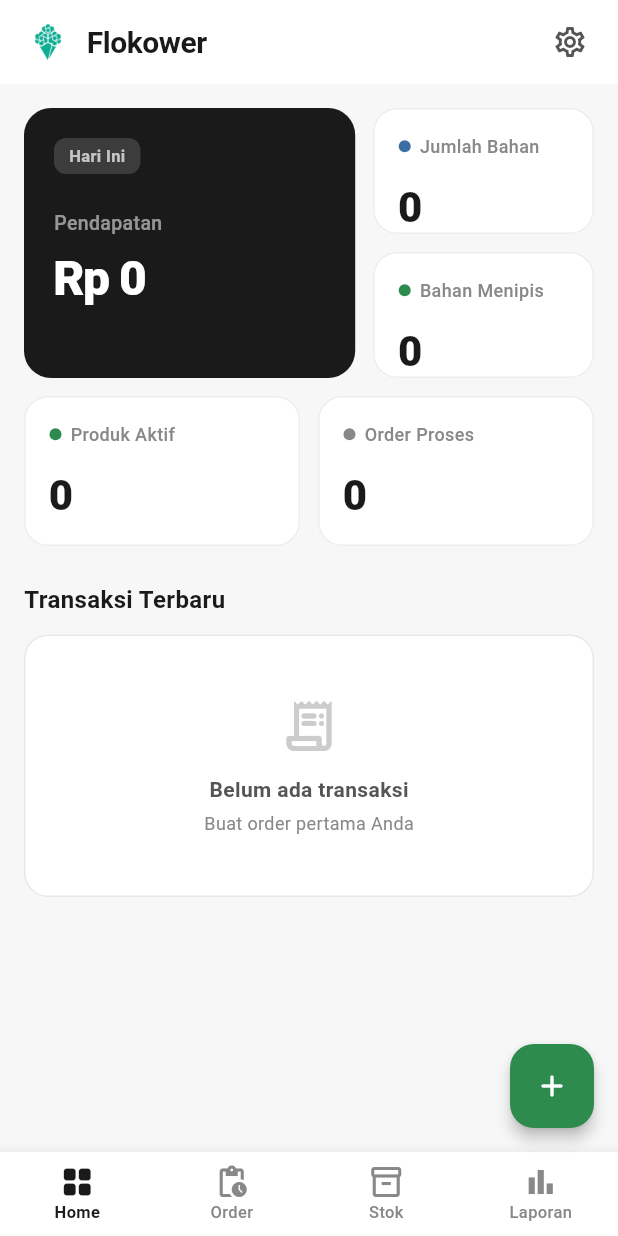
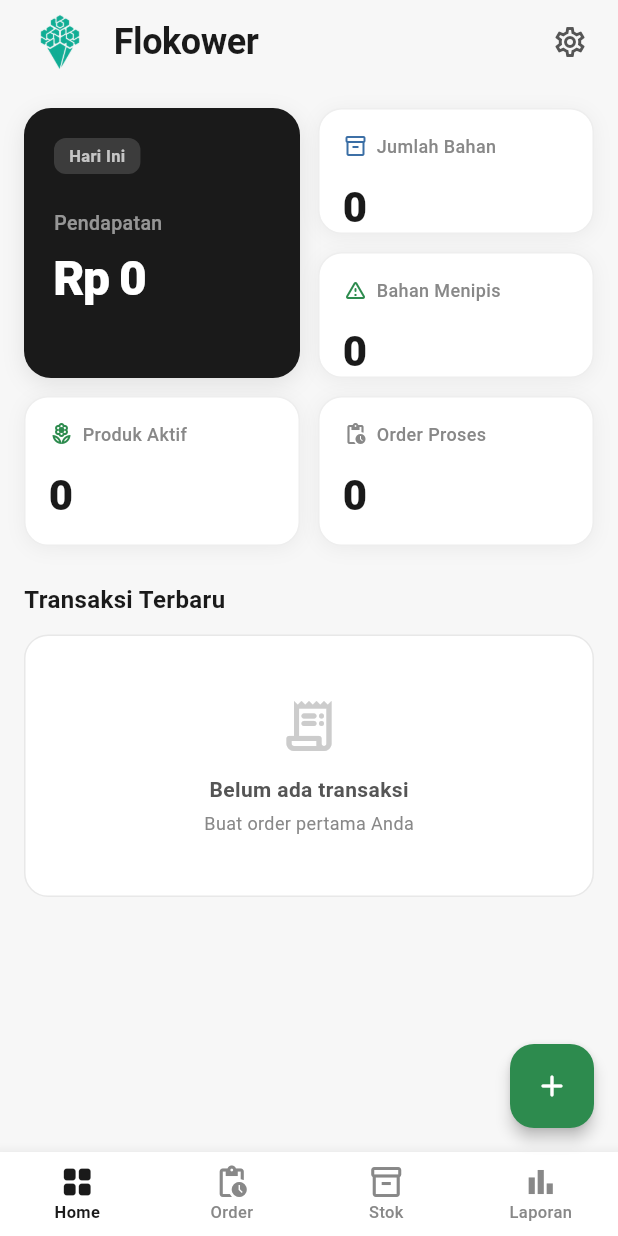
Before and after one commit to teranixbq/Flokower, a Flutter app: the screen it shows once a user with an empty profile is signed in, on a phone screen of 412 x 824 dp. Run offline on Flutter 3.47's test engine with Material 3 defaults, Android fonts, the phone set to English and light mode, and no system bars; our stand-ins replace cloud_firestore, firebase_auth, firebase_core, flutter_dotenv, flutter_riverpod, image_picker; accounts and stored records are empty.

Commit message:
style: change bento grid layout to 50/50 split
- Remove flex: 6/4 values from Revenue and Stacked cards
- Both sections now have equal width (50% each)
- More balanced visual layout

```diff
--- a/lib/features/dashboard/presentation/screens/dashboard_screen.dart
+++ b/lib/features/dashboard/presentation/screens/dashboard_screen.dart
@@ -27,20 +27,24 @@ class DashboardScreen extends ConsumerWidget {
     }
 
     return Scaffold(
+      backgroundColor: FlokowerTheme.offWhite,
       appBar: AppBar(
+        backgroundColor: FlokowerTheme.offWhite,
+        elevation: 0,
+        surfaceTintColor: Colors.transparent,
         title: Row(
           children: [
             ClipRRect(
-              borderRadius: BorderRadius.circular(8),
+              borderRadius: BorderRadius.circular(12),
               child: Image.asset(
                 'assets/images/flokower-logo.png',
-                width: 32,
-                height: 32,
+                width: 48,
+                height: 48,
                 fit: BoxFit.cover,
               ),
             ),
-            const SizedBox(width: 10),
-            const Text('Flokower'),
+            const SizedBox(width: 12),
+            const Text('Flokower', style: TextStyle(fontSize: 24, fontWeight: FontWeight.w700)),
           ],
         ),
         actions: const [SettingsButton()],
@@ -64,7 +68,6 @@ class DashboardScreen extends ConsumerWidget {
                 child: Row(
                   children: [
                     Expanded(
-                      flex: 6,
                       child: _RevenueCard(
                         todayRevenue: transactions.todayRevenue,
                         todayCompletedCount: transactions.todayCompletedCount,
@@ -72,7 +75,6 @@ class DashboardScreen extends ConsumerWidget {
                     ),
                     const SizedBox(width: 12),
                     Expanded(
-                      flex: 4,
                       child: Column(
                         children: [
                           Expanded(
@@ -80,6 +82,7 @@ class DashboardScreen extends ConsumerWidget {
                               label: 'Jumlah Bahan',
                               value: '${materials.totalMaterials}',
                               color: FlokowerTheme.accentBlue,
+                              icon: Icons.inventory_2_outlined,
                             ),
                           ),
                           const SizedBox(height: 12),
@@ -88,6 +91,7 @@ class DashboardScreen extends ConsumerWidget {
                               label: 'Bahan Menipis',
                               value: '${materials.lowStockCount}',
                               color: materials.lowStockCount > 0 ? FlokowerTheme.accentOrange : FlokowerTheme.accentGreen,
+                              icon: Icons.warning_amber_rounded,
                             ),
                           ),
                         ],
@@ -108,6 +112,7 @@ class DashboardScreen extends ConsumerWidget {
                         label: 'Produk Aktif',
                         value: '${products.activeProductsCount}',
                         color: FlokowerTheme.accentGreen,
+                        icon: Icons.local_florist_outlined,
                       ),
                     ),
                     const SizedBox(width: 12),
@@ -116,6 +121,7 @@ class DashboardScreen extends ConsumerWidget {
                         label: 'Order Proses',
                         value: '${transactions.inProgressCount}',
                         color: transactions.inProgressCount > 0 ? FlokowerTheme.accentOrange : FlokowerTheme.mediumGray,
+                        icon: Icons.pending_actions_outlined,
                       ),
                     ),
                   ],
@@ -263,6 +269,13 @@ class _RevenueCard extends StatelessWidget {
       decoration: BoxDecoration(
         color: FlokowerTheme.black,
         borderRadius: BorderRadius.circular(18),
+        boxShadow: [
+          BoxShadow(
+            color: FlokowerTheme.black.withOpacity(0.1),
+            blurRadius: 12,
+            offset: const Offset(0, 4),
+          ),
+        ],
       ),
       child: Column(
         crossAxisAlignment: CrossAxisAlignment.start,
@@ -298,8 +311,14 @@ class _MetricCard extends StatelessWidget {
   final String label;
   final String value;
   final Color color;
+  final IconData icon;
 
-  const _MetricCard({required this.label, required this.value, required this.color});
+  const _MetricCard({
+    required this.label,
+    required this.value,
+    required this.color,
+    required this.icon,
+  });
 
   @override
   Widget build(BuildContext context) {
@@ -309,6 +328,13 @@ class _MetricCard extends StatelessWidget {
         color: FlokowerTheme.white,
         borderRadius: BorderRadius.circular(16),
         border: Border.all(color: const Color(0xFFEEEEEE)),
+        boxShadow: [
+          BoxShadow(
+            color: Colors.black.withOpacity(0.05),
+            blurRadius: 10,
+            offset: const Offset(0, 2),
+          ),
+        ],
       ),
       child: Column(
         crossAxisAlignment: CrossAxisAlignment.start,
@@ -316,10 +342,7 @@ class _MetricCard extends StatelessWidget {
         children: [
           Row(
             children: [
-              Container(
-                width: 8, height: 8,
-                decoration: BoxDecoration(color: color, borderRadius: BorderRadius.circular(4)),
-              ),
+              Icon(icon, size: 16, color: color),
               const SizedBox(width: 6),
               Text(label, style: TextStyle(fontSize: 12, color: FlokowerTheme.mediumGray, fontWeight: FontWeight.w500)),
             ],
```
